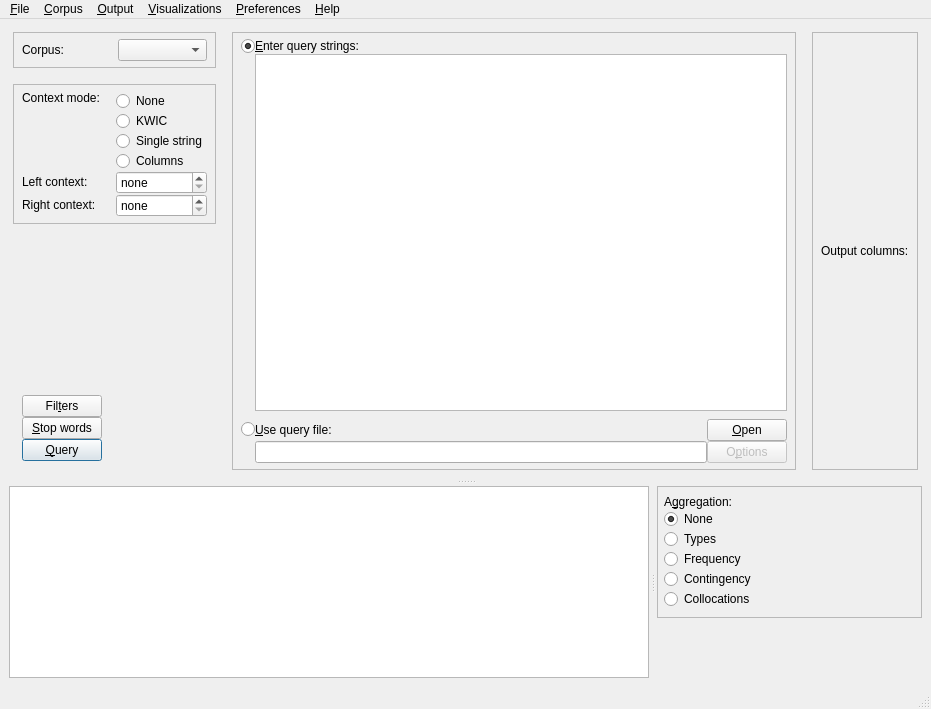
This is coquery/gui/ui/coquery.ui in gkunter/coquery as Qt 5 draws it before an edit. The edited form follows.
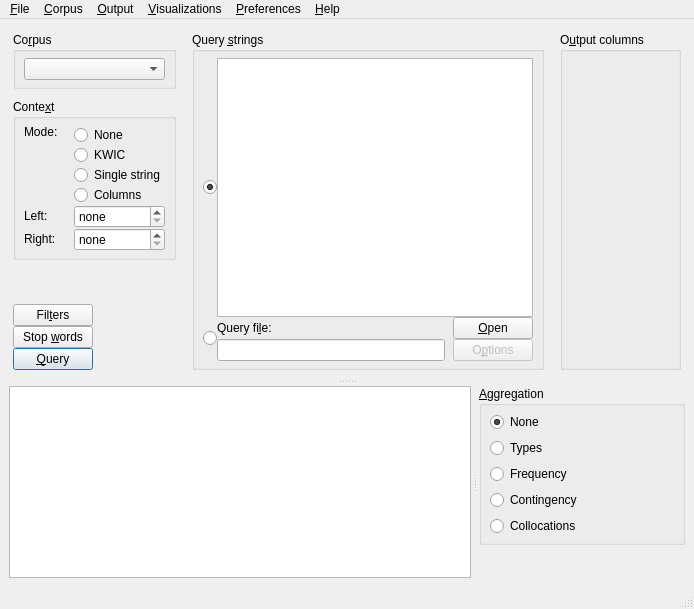
This is the edited form. Icons and pictures are not drawn.

The edit to the form file:
```diff
--- a/coquery/gui/ui/coquery.ui
+++ b/coquery/gui/ui/coquery.ui
@@ -6,8 +6,8 @@
    <rect>
     <x>0</x>
     <y>0</y>
-    <width>931</width>
-    <height>709</height>
+    <width>694</width>
+    <height>609</height>
    </rect>
   </property>
   <property name="windowTitle">
@@ -63,21 +63,18 @@
           <item>
            <layout class="QVBoxLayout" name="verticalLayout_5">
             <property name="spacing">
-             <number>16</number>
+             <number>10</number>
             </property>
             <item>
-             <widget class="QFrame" name="box_corpus_select">
+             <widget class="QGroupBox" name="box_corpus_select">
               <property name="sizePolicy">
                <sizepolicy hsizetype="Preferred" vsizetype="Fixed">
                 <horstretch>0</horstretch>
                 <verstretch>0</verstretch>
                </sizepolicy>
               </property>
-              <property name="frameShape">
-               <enum>QFrame::StyledPanel</enum>
-              </property>
-              <property name="frameShadow">
-               <enum>QFrame::Raised</enum>
+              <property name="title">
+               <string>Co&amp;rpus</string>
               </property>
               <layout class="QHBoxLayout" name="horizontalLayout_5">
                <property name="leftMargin">
@@ -92,38 +89,6 @@
                <property name="bottomMargin">
                 <number>6</number>
                </property>
-               <item>
-                <widget class="QLabel" name="label_5">
-                 <property name="sizePolicy">
-                  <sizepolicy hsizetype="Preferred" vsizetype="Minimum">
-                   <horstretch>0</horstretch>
-                   <verstretch>0</verstretch>
-                  </sizepolicy>
-                 </property>
-                 <property name="text">
-                  <string>Corpus:</string>
-                 </property>
-                 <property name="buddy">
-                  <cstring>combo_corpus</cstring>
-                 </property>
-                </widget>
-               </item>
-               <item>
-                <spacer name="horizontalSpacer_3">
-                 <property name="orientation">
-                  <enum>Qt::Horizontal</enum>
-                 </property>
-                 <property name="sizeType">
-                  <enum>QSizePolicy::Preferred</enum>
-                 </property>
-                 <property name="sizeHint" stdset="0">
-                  <size>
-                   <width>0</width>
-                   <height>20</height>
-                  </size>
-                 </property>
-                </spacer>
-               </item>
                <item>
                 <widget class="QComboBox" name="combo_corpus">
                  <property name="sizePolicy">
@@ -153,20 +118,17 @@
              </widget>
             </item>
             <item>
-             <widget class="QFrame" name="box_context_mode">
+             <widget class="QGroupBox" name="box_context_mode">
               <property name="sizePolicy">
                <sizepolicy hsizetype="Minimum" vsizetype="Fixed">
                 <horstretch>0</horstretch>
                 <verstretch>0</verstretch>
                </sizepolicy>
               </property>
-              <property name="frameShape">
-               <enum>QFrame::StyledPanel</enum>
+              <property name="title">
+               <string>Conte&amp;xt</string>
               </property>
-              <property name="frameShadow">
-               <enum>QFrame::Raised</enum>
-              </property>
-              <layout class="QGridLayout" name="gridLayout_6">
+              <layout class="QGridLayout" name="gridLayout">
                <property name="leftMargin">
                 <number>8</number>
                </property>
@@ -194,7 +156,7 @@
                   </sizepolicy>
                  </property>
                  <property name="text">
-                  <string>Context mode:</string>
+                  <string>Mode:</string>
                  </property>
                  <property name="alignment">
                   <set>Qt::AlignLeading|Qt::AlignLeft|Qt::AlignTop</set>
@@ -203,9 +165,6 @@
                </item>
                <item row="0" column="1">
                 <layout class="QVBoxLayout" name="verticalLayout_11">
-                 <property name="spacing">
-                  <number>0</number>
-                 </property>
                  <item>
                   <widget class="QRadioButton" name="radio_context_none">
                    <property name="text">
@@ -263,7 +222,7 @@
                   </sizepolicy>
                  </property>
                  <property name="text">
-                  <string>Left context:</string>
+                  <string>Left:</string>
                  </property>
                 </widget>
                </item>
@@ -280,6 +239,9 @@
                      <verstretch>0</verstretch>
                     </sizepolicy>
                    </property>
+                   <property name="buttonSymbols">
+                    <enum>QAbstractSpinBox::UpDownArrows</enum>
+                   </property>
                    <property name="specialValueText">
                     <string>none</string>
                    </property>
@@ -299,7 +261,7 @@
                   </sizepolicy>
                  </property>
                  <property name="text">
-                  <string>Right context:</string>
+                  <string>Right:</string>
                  </property>
                 </widget>
                </item>
@@ -345,7 +307,7 @@
             <property name="sizeHint" stdset="0">
              <size>
               <width>20</width>
-              <height>16</height>
+              <height>10</height>
              </size>
             </property>
            </spacer>
@@ -368,6 +330,9 @@
              <property name="verticalSpacing">
               <number>0</number>
              </property>
+             <property name="margin">
+              <number>0</number>
+             </property>
              <item row="1" column="0">
               <widget class="QPushButton" name="button_filters">
                <property name="text">
@@ -384,7 +349,7 @@
                 </sizepolicy>
                </property>
                <property name="text">
-                <string>&amp;Stop words</string>
+                <string>Stop &amp;words</string>
                </property>
               </widget>
              </item>
@@ -423,7 +388,7 @@
                </property>
                <property name="sizeHint" stdset="0">
                 <size>
-                 <width>101</width>
+                 <width>32</width>
                  <height>0</height>
                 </size>
                </property>
@@ -435,22 +400,19 @@
          </layout>
         </item>
         <item>
-         <widget class="QFrame" name="box_input_settings">
+         <widget class="QGroupBox" name="box_input_settings">
           <property name="sizePolicy">
            <sizepolicy hsizetype="Expanding" vsizetype="Preferred">
             <horstretch>3</horstretch>
             <verstretch>0</verstretch>
            </sizepolicy>
           </property>
-          <property name="frameShape">
-           <enum>QFrame::StyledPanel</enum>
+          <property name="title">
+           <string>Query &amp;strings</string>
           </property>
-          <property name="frameShadow">
-           <enum>QFrame::Raised</enum>
-          </property>
-          <layout class="QVBoxLayout" name="verticalLayout" stretch="1,0">
+          <layout class="QVBoxLayout" name="verticalLayout" stretch="0">
            <property name="spacing">
-            <number>8</number>
+            <number>0</number>
            </property>
            <property name="sizeConstraint">
             <enum>QLayout::SetMinimumSize</enum>
@@ -468,23 +430,7 @@
             <number>6</number>
            </property>
            <item>
-            <layout class="QGridLayout" name="gridLayout_2" columnstretch="0,0">
-             <property name="sizeConstraint">
-              <enum>QLayout::SetMinimumSize</enum>
-             </property>
-             <property name="spacing">
-              <number>0</number>
-             </property>
-             <item row="2" column="1">
-              <widget class="QTextEdit" name="edit_query_string">
-               <property name="sizePolicy">
-                <sizepolicy hsizetype="Expanding" vsizetype="Preferred">
-                 <horstretch>0</horstretch>
-                 <verstretch>0</verstretch>
-                </sizepolicy>
-               </property>
-              </widget>
-             </item>
+            <layout class="QGridLayout" name="gridLayout_3">
              <item row="0" column="0">
               <widget class="QRadioButton" name="radio_query_string">
                <property name="sizePolicy">
@@ -502,39 +448,16 @@
               </widget>
              </item>
              <item row="0" column="1">
-              <layout class="QHBoxLayout" name="horizontalLayout_3">
-               <item>
-                <widget class="QLabel" name="label">
+              <widget class="QTextEdit" name="edit_query_string">
                  <property name="sizePolicy">
-                  <sizepolicy hsizetype="MinimumExpanding" vsizetype="Fixed">
+                <sizepolicy hsizetype="MinimumExpanding" vsizetype="MinimumExpanding">
                    <horstretch>0</horstretch>
                    <verstretch>0</verstretch>
                   </sizepolicy>
                  </property>
-                 <property name="toolTip">
-                  <string/>
-                 </property>
-                 <property name="text">
-                  <string>&amp;Enter query strings:</string>
-                 </property>
-                 <property name="buddy">
-                  <cstring>edit_query_string</cstring>
-                 </property>
-                </widget>
-               </item>
-              </layout>
-             </item>
-            </layout>
-           </item>
-           <item>
-            <layout class="QGridLayout" name="gridLayout_3" columnstretch="0,0,0">
-             <property name="sizeConstraint">
-              <enum>QLayout::SetFixedSize</enum>
-             </property>
-             <property name="spacing">
-              <number>0</number>
-             </property>
-             <item row="0" column="0">
+              </widget>
+             </item>
+             <item row="1" column="0">
               <widget class="QRadioButton" name="radio_query_file">
                <property name="sizePolicy">
                 <sizepolicy hsizetype="Fixed" vsizetype="Fixed">
@@ -547,29 +470,53 @@
                </property>
               </widget>
              </item>
-             <item row="0" column="1">
-              <widget class="QLabel" name="label_8">
+             <item row="1" column="1">
+              <layout class="QGridLayout" name="gridLayout_2">
+               <property name="horizontalSpacing">
+                <number>8</number>
+               </property>
+               <property name="verticalSpacing">
+                <number>0</number>
+               </property>
+               <item row="0" column="0">
+                <widget class="QLabel" name="label_2">
                <property name="sizePolicy">
-                <sizepolicy hsizetype="Preferred" vsizetype="Fixed">
+                  <sizepolicy hsizetype="Minimum" vsizetype="Minimum">
                  <horstretch>0</horstretch>
                  <verstretch>0</verstretch>
                 </sizepolicy>
                </property>
                <property name="text">
-                <string>&amp;Use query file:</string>
+                  <string>Query fi&amp;le:</string>
                </property>
                <property name="buddy">
                 <cstring>edit_file_name</cstring>
                </property>
               </widget>
              </item>
-             <item row="1" column="1">
+               <item row="0" column="1">
+                <widget class="QPushButton" name="button_browse_file">
+                 <property name="sizePolicy">
+                  <sizepolicy hsizetype="Minimum" vsizetype="Fixed">
+                   <horstretch>0</horstretch>
+                   <verstretch>0</verstretch>
+                  </sizepolicy>
+                 </property>
+                 <property name="text">
+                  <string>&amp;Open</string>
+                 </property>
+                 <property name="shortcut">
+                  <string>Alt+B</string>
+                 </property>
+                </widget>
+               </item>
+               <item row="1" column="0">
               <widget class="QLineEdit" name="edit_file_name">
                <property name="enabled">
                 <bool>true</bool>
                </property>
                <property name="sizePolicy">
-                <sizepolicy hsizetype="Expanding" vsizetype="Fixed">
+                  <sizepolicy hsizetype="MinimumExpanding" vsizetype="Minimum">
                  <horstretch>0</horstretch>
                  <verstretch>0</verstretch>
                 </sizepolicy>
@@ -579,13 +526,13 @@
                </property>
               </widget>
              </item>
-             <item row="1" column="2">
+               <item row="1" column="1">
               <widget class="QPushButton" name="button_file_options">
                <property name="enabled">
                 <bool>false</bool>
                </property>
                <property name="sizePolicy">
-                <sizepolicy hsizetype="Preferred" vsizetype="Fixed">
+                  <sizepolicy hsizetype="Minimum" vsizetype="Fixed">
                  <horstretch>0</horstretch>
                  <verstretch>0</verstretch>
                 </sizepolicy>
@@ -602,25 +549,7 @@
                </property>
               </widget>
              </item>
-             <item row="0" column="2">
-              <widget class="QPushButton" name="button_browse_file">
-               <property name="sizePolicy">
-                <sizepolicy hsizetype="Preferred" vsizetype="Fixed">
-                 <horstretch>0</horstretch>
-                 <verstretch>0</verstretch>
-                </sizepolicy>
-               </property>
-               <property name="text">
-                <string>&amp;Open</string>
-               </property>
-               <property name="icon">
-                <iconset theme="document-open">
-                 <normaloff>../../../../../../../../.designer/backup</normaloff>../../../../../../../../.designer/backup</iconset>
-               </property>
-               <property name="shortcut">
-                <string>Alt+B</string>
-               </property>
-              </widget>
+              </layout>
              </item>
             </layout>
            </item>
@@ -628,31 +557,17 @@
          </widget>
         </item>
         <item>
-         <layout class="QVBoxLayout" name="output_settings" stretch="1">
+         <widget class="QGroupBox" name="box_output_options">
+          <property name="title">
+           <string>O&amp;utput columns</string>
+          </property>
+          <layout class="QVBoxLayout" name="output_columns" stretch="">
           <property name="spacing">
-           <number>16</number>
+            <number>0</number>
           </property>
           <property name="sizeConstraint">
            <enum>QLayout::SetMinimumSize</enum>
           </property>
-          <item>
-           <widget class="QFrame" name="box_output_options">
-            <property name="sizePolicy">
-             <sizepolicy hsizetype="MinimumExpanding" vsizetype="Preferred">
-              <horstretch>0</horstretch>
-              <verstretch>0</verstretch>
-             </sizepolicy>
-            </property>
-            <property name="frameShape">
-             <enum>QFrame::StyledPanel</enum>
-            </property>
-            <property name="frameShadow">
-             <enum>QFrame::Raised</enum>
-            </property>
-            <layout class="QVBoxLayout" name="output_columns">
-             <property name="spacing">
-              <number>0</number>
-             </property>
              <property name="leftMargin">
               <number>8</number>
              </property>
@@ -665,26 +580,8 @@
              <property name="bottomMargin">
               <number>6</number>
              </property>
-             <item>
-              <widget class="QLabel" name="label_2">
-               <property name="sizePolicy">
-                <sizepolicy hsizetype="MinimumExpanding" vsizetype="Fixed">
-                 <horstretch>0</horstretch>
-                 <verstretch>0</verstretch>
-                </sizepolicy>
-               </property>
-               <property name="text">
-                <string>Output columns:</string>
-               </property>
-               <property name="alignment">
-                <set>Qt::AlignLeading|Qt::AlignLeft|Qt::AlignVCenter</set>
-               </property>
-              </widget>
-             </item>
-            </layout>
-           </widget>
-          </item>
-         </layout>
+          </layout>
+         </widget>
         </item>
        </layout>
       </widget>
@@ -736,18 +633,15 @@
        <widget class="QWidget" name="layoutWidget">
         <layout class="QVBoxLayout" name="verticalLayout_4">
          <item>
-          <widget class="QFrame" name="frame">
+          <widget class="QGroupBox" name="groupBox">
            <property name="sizePolicy">
             <sizepolicy hsizetype="Minimum" vsizetype="Preferred">
              <horstretch>0</horstretch>
              <verstretch>0</verstretch>
             </sizepolicy>
            </property>
-           <property name="frameShape">
-            <enum>QFrame::StyledPanel</enum>
-           </property>
-           <property name="frameShadow">
-            <enum>QFrame::Raised</enum>
+           <property name="title">
+            <string>&amp;Aggregation</string>
            </property>
            <layout class="QVBoxLayout" name="verticalLayout_2">
             <property name="spacing">
@@ -757,39 +651,17 @@
              <enum>QLayout::SetMinimumSize</enum>
             </property>
             <property name="leftMargin">
-             <number>6</number>
+             <number>8</number>
             </property>
             <property name="topMargin">
-             <number>8</number>
+             <number>6</number>
             </property>
             <property name="rightMargin">
-             <number>6</number>
+             <number>8</number>
             </property>
             <property name="bottomMargin">
-             <number>8</number>
+             <number>6</number>
             </property>
-            <item>
-             <widget class="QLabel" name="label_10">
-              <property name="sizePolicy">
-               <sizepolicy hsizetype="Fixed" vsizetype="Fixed">
-                <horstretch>0</horstretch>
-                <verstretch>0</verstretch>
-               </sizepolicy>
-              </property>
-              <property name="text">
-               <string>A&amp;ggregation:</string>
-              </property>
-              <property name="alignment">
-               <set>Qt::AlignLeading|Qt::AlignLeft|Qt::AlignTop</set>
-              </property>
-              <property name="wordWrap">
-               <bool>true</bool>
-              </property>
-              <property name="buddy">
-               <cstring>frame_aggregation</cstring>
-              </property>
-             </widget>
-            </item>
             <item>
              <widget class="QFrame" name="frame_aggregation">
               <property name="sizePolicy">
@@ -799,9 +671,6 @@
                </sizepolicy>
               </property>
               <layout class="QVBoxLayout" name="verticalLayout_7">
-               <property name="spacing">
-                <number>0</number>
-               </property>
                <property name="margin">
                 <number>0</number>
                </property>
@@ -917,7 +786,7 @@
     <rect>
      <x>0</x>
      <y>0</y>
-     <width>931</width>
+     <width>694</width>
      <height>23</height>
     </rect>
    </property>
```
Left out of the diff: 55 changed lines with no effect on the pictures. Lines whose indentation alone changed are shown as unchanged.
